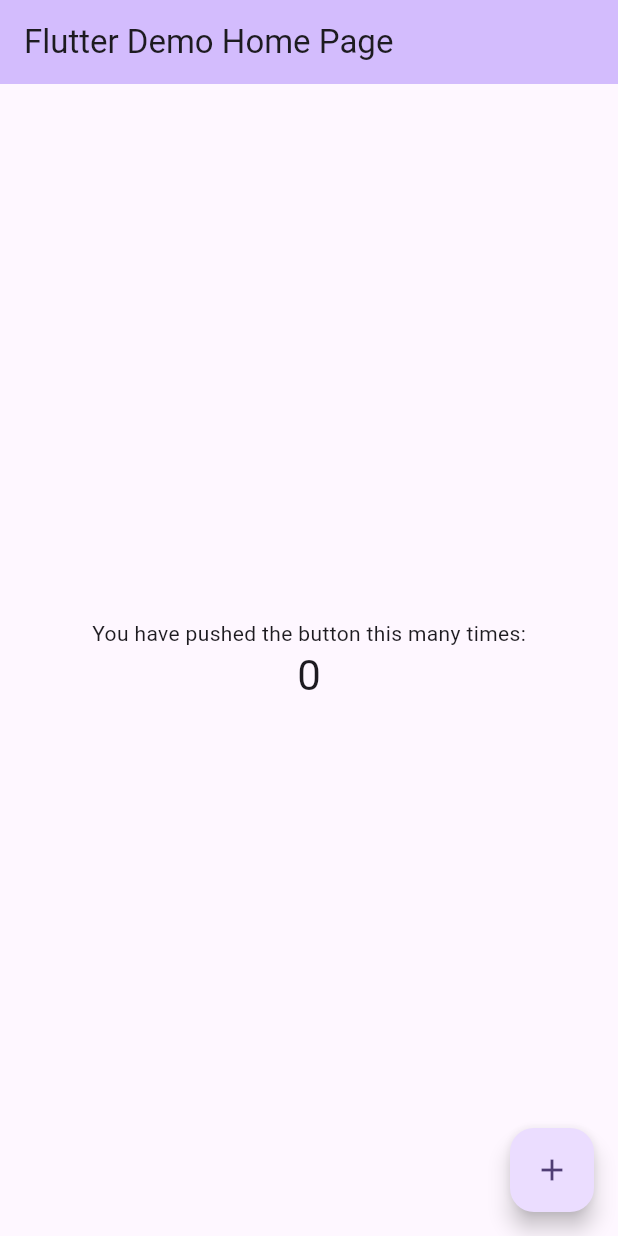
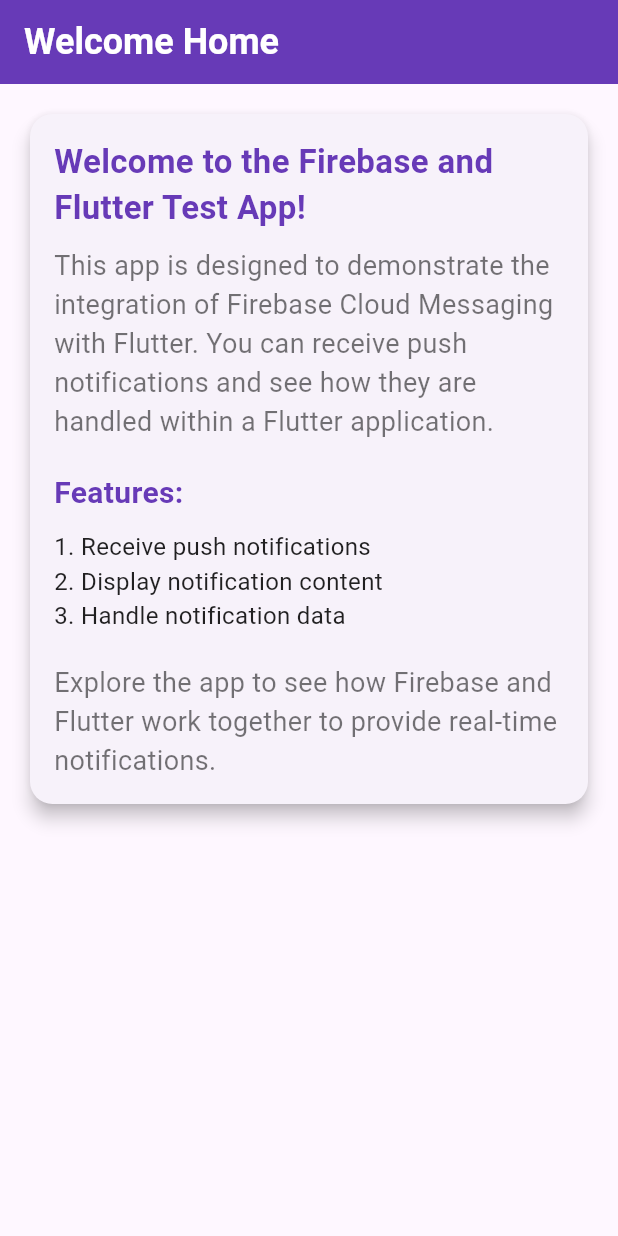
Before and after one commit to isaka-james/flutter-notification-firebase, a Flutter app: the screen it shows after launch, on a phone screen of 412 x 824 dp. Run offline on Flutter 3.47's test engine with Material 3 defaults, Android fonts, the phone set to English and light mode, and no system bars; our stand-ins replace firebase_analytics, firebase_core, firebase_messaging; accounts and stored records are empty.

Commit message:
Final: Notification is working very fine # ADDS ON - removed the api keys and ids - added the home screen - now pretty good UI

```diff
--- /dev/null
+++ b/lib/homepage/homepage_screen.dart
@@ -0,0 +1,84 @@
+import 'package:flutter/material.dart';
+
+class HomepageScreen extends StatelessWidget {
+  const HomepageScreen({super.key});
+
+  @override
+  Widget build(BuildContext context) {
+    return Scaffold(
+      appBar: AppBar(
+        title: const Text(
+          'Welcome Home',
+          style: TextStyle(fontSize: 24, fontWeight: FontWeight.bold, color: Colors.white, ),
+        ),
+        backgroundColor: Colors.deepPurple,
+        //centerTitle: true,
+      ),
+      body: Padding(
+        padding: const EdgeInsets.all(16.0),
+        child: Column(
+          crossAxisAlignment: CrossAxisAlignment.start,
+          children: [
+            Card(
+              shape: RoundedRectangleBorder(
+                borderRadius: BorderRadius.circular(15.0),
+              ),
+              elevation: 5,
+              child: const Padding(
+                padding: EdgeInsets.all(16.0),
+                child: Column(
+                  crossAxisAlignment: CrossAxisAlignment.start,
+                  children: [
+                    Text(
+                      'Welcome to the Firebase and Flutter Test App!',
+                      style: TextStyle(
+                        fontSize: 22,
+                        fontWeight: FontWeight.bold,
+                        color: Colors.deepPurple,
+                      ),
+                    ),
+                    SizedBox(height: 10),
+                    Text(
+                      'This app is designed to demonstrate the integration of Firebase Cloud Messaging with Flutter. You can receive push notifications and see how they are handled within a Flutter application.',
+                      style: TextStyle(
+                        fontSize: 18,
+                        color: Colors.black54,
+                      ),
+                    ),
+                    SizedBox(height: 20),
+                    Text(
+                      'Features:',
+                      style: TextStyle(
+                        fontSize: 20,
+                        fontWeight: FontWeight.bold,
+                        color: Colors.deepPurple,
+                      ),
+                    ),
+                    SizedBox(height: 10),
+                    Text(
+                      '1. Receive push notifications\n'
+                          '2. Display notification content\n'
+                          '3. Handle notification data',
+                      style: TextStyle(
+                        fontSize: 16,
+                        color: Colors.black87,
+                      ),
+                    ),
+                    SizedBox(height: 20),
+                    Text(
+                      'Explore the app to see how Firebase and Flutter work together to provide real-time notifications.',
+                      style: TextStyle(
+                        fontSize: 18,
+                        color: Colors.black54,
+                      ),
+                    ),
+                  ],
+                ),
+              ),
+            ),
+          ],
+        ),
+      ),
+    );
+  }
+}
--- a/lib/main.dart
+++ b/lib/main.dart
@@ -1,125 +1,36 @@
+import 'package:firebase_messaging/firebase_messaging.dart';
 import 'package:flutter/material.dart';
+import 'package:notification/api/firebase_intergration.dart';
+import 'package:firebase_core/firebase_core.dart';
+import 'package:notification/firebase_options.dart';
+import 'package:firebase_analytics/firebase_analytics.dart';
+import 'package:notification/notificationpage/notification_screen.dart';
+import 'package:notification/homepage/homepage_screen.dart';
 
-void main() {
-  runApp(const MyApp());
+final navigatorKey = GlobalKey<NavigatorState>();
+
+void main() async{
+  WidgetsFlutterBinding.ensureInitialized();
+  await Firebase.initializeApp(options: DefaultFirebaseOptions.currentPlatform);
+  await FirebaseIntergration().initNotify();
+
+  //FirebaseAnalytics analytics = FirebaseAnalytics.instance;
+  runApp(MyApp());
 }
 
-class MyApp extends StatelessWidget {
+class MyApp extends StatelessWidget{
   const MyApp({super.key});
 
-  // This widget is the root of your application.
   @override
-  Widget build(BuildContext context) {
+  Widget build(BuildContext  context){
     return MaterialApp(
-      title: 'Flutter Demo',
-      theme: ThemeData(
-        // This is the theme of your application.
-        //
-        // TRY THIS: Try running your application with "flutter run". You'll see
-        // the application has a purple toolbar. Then, without quitting the app,
-        // try changing the seedColor in the colorScheme below to Colors.green
-        // and then invoke "hot reload" (save your changes or press the "hot
-        // reload" button in a Flutter-supported IDE, or press "r" if you used
-        // the command line to start the app).
-        //
-        // Notice that the counter didn't reset back to zero; the application
-        // state is not lost during the reload. To reset the state, use hot
-        // restart instead.
-        //
-        // This works for code too, not just values: Most code changes can be
-        // tested with just a hot reload.
-        colorScheme: ColorScheme.fromSeed(seedColor: Colors.deepPurple),
-        useMaterial3: true,
-      ),
-      home: const MyHomePage(title: 'Flutter Demo Home Page'),
+      debugShowCheckedModeBanner: false,
+      home: HomepageScreen(),
+      navigatorKey: navigatorKey,
+      routes: {
+        // '/':(context) => HomepageScreen(),
+        '/notification':(context) => NotificationScreen(),
+      },
     );
   }
 }
-
-class MyHomePage extends StatefulWidget {
-  const MyHomePage({super.key, required this.title});
-
-  // This widget is the home page of your application. It is stateful, meaning
-  // that it has a State object (defined below) that contains fields that affect
-  // how it looks.
-
-  // This class is the configuration for the state. It holds the values (in this
-  // case the title) provided by the parent (in this case the App widget) and
-  // used by the build method of the State. Fields in a Widget subclass are
-  // always marked "final".
-
-  final String title;
-
-  @override
-  State<MyHomePage> createState() => _MyHomePageState();
-}
-
-class _MyHomePageState extends State<MyHomePage> {
-  int _counter = 0;
-
-  void _incrementCounter() {
-    setState(() {
-      // This call to setState tells the Flutter framework that something has
-      // changed in this State, which causes it to rerun the build method below
-      // so that the display can reflect the updated values. If we changed
-      // _counter without calling setState(), then the build method would not be
-      // called again, and so nothing would appear to happen.
-      _counter++;
-    });
-  }
-
-  @override
-  Widget build(BuildContext context) {
-    // This method is rerun every time setState is called, for instance as done
-    // by the _incrementCounter method above.
-    //
-    // The Flutter framework has been optimized to make rerunning build methods
-    // fast, so that you can just rebuild anything that needs updating rather
-    // than having to individually change instances of widgets.
-    return Scaffold(
-      appBar: AppBar(
-        // TRY THIS: Try changing the color here to a specific color (to
-        // Colors.amber, perhaps?) and trigger a hot reload to see the AppBar
-        // change color while the other colors stay the same.
-        backgroundColor: Theme.of(context).colorScheme.inversePrimary,
-        // Here we take the value from the MyHomePage object that was created by
-        // the App.build method, and use it to set our appbar title.
-        title: Text(widget.title),
-      ),
-      body: Center(
-        // Center is a layout widget. It takes a single child and positions it
-        // in the middle of the parent.
-        child: Column(
-          // Column is also a layout widget. It takes a list of children and
-          // arranges them vertically. By default, it sizes itself to fit its
-          // children horizontally, and tries to be as tall as its parent.
-          //
-          // Column has various properties to control how it sizes itself and
-          // how it positions its children. Here we use mainAxisAlignment to
-          // center the children vertically; the main axis here is the vertical
-          // axis because Columns are vertical (the cross axis would be
-          // horizontal).
-          //
-          // TRY THIS: Invoke "debug painting" (choose the "Toggle Debug Paint"
-          // action in the IDE, or press "p" in the console), to see the
-          // wireframe for each widget.
-          mainAxisAlignment: MainAxisAlignment.center,
-          children: <Widget>[
-            const Text(
-              'You have pushed the button this many times:',
-            ),
-            Text(
-              '$_counter',
-              style: Theme.of(context).textTheme.headlineMedium,
-            ),
-          ],
-        ),
-      ),
-      floatingActionButton: FloatingActionButton(
-        onPressed: _incrementCounter,
-        tooltip: 'Increment',
-        child: const Icon(Icons.add),
-      ), // This trailing comma makes auto-formatting nicer for build methods.
-    );
-  }
-}
--- a/pubspec.yaml
+++ b/pubspec.yaml
@@ -35,6 +35,9 @@ dependencies:
   # The following adds the Cupertino Icons font to your application.
   # Use with the CupertinoIcons class for iOS style icons.
   cupertino_icons: ^1.0.6
+  firebase_core: ^3.1.0
+  firebase_messaging: ^15.0.1
+  firebase_analytics: ^11.0.1
 
 dev_dependencies:
   flutter_test:
@@ -45,7 +48,7 @@ dev_dependencies:
   # activated in the `analysis_options.yaml` file located at the root of your
   # package. See that file for information about deactivating specific lint
   # rules and activating additional ones.
-  flutter_lints: ^3.0.0
+  flutter_lints: ^4.0.0
 
 # For information on the generic Dart part of this file, see the
 # following page: https://dart.dev/tools/pub/pubspec
```
Also changed, not shown: lib/api/firebase_intergration.dart (added, +29 -0 lines), lib/notificationpage/notification_screen.dart (added, +86 -0 lines), firebase.json (added), lib/firebase_options.dart (added), pubspec.lock, 60 other files.
